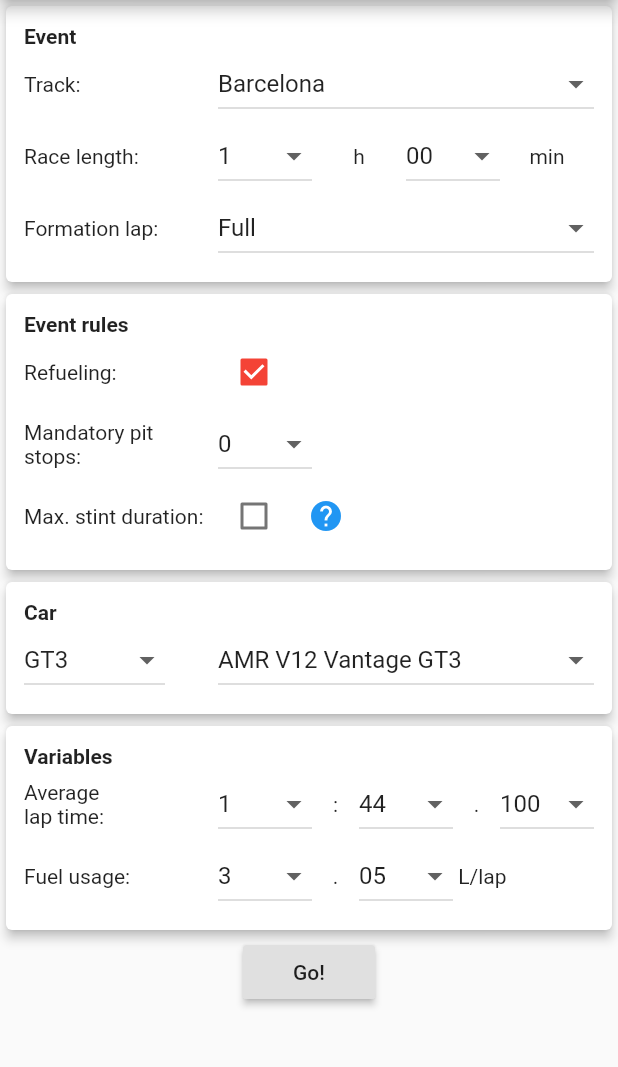
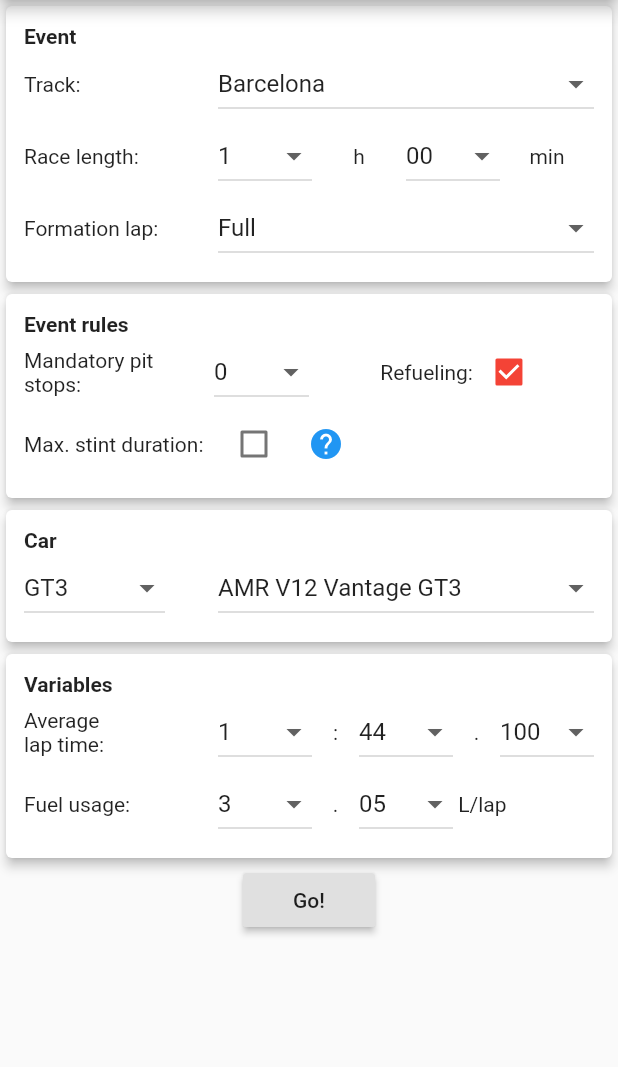
Before and after one commit to sylvainvillet/acc_race_strategy, a Flutter app: the screen it shows after launch, after a tap on "Barcelona", on a phone screen of 412 x 824 dp, the part 84-1151 px from its top. Run offline on Flutter 3.47's test engine with Material 2 defaults, Android fonts, the phone set to English and light mode, and no system bars; our stand-ins replace package_info, shared_preferences, theme_provider.

Commit message:
Moved Mandatory pit stop and refueling in the same line and added circular progress indicator during loading

```diff
--- a/lib/race_input.dart
+++ b/lib/race_input.dart
@@ -200,8 +200,8 @@ class RaceInputState extends State<RaceInput> {
 
   @override
   Widget build(BuildContext context) {
-    return _settingsLoaded
-        ? SingleChildScrollView(
+    if (_settingsLoaded) {
+      return SingleChildScrollView(
         child: Form(
           child: Column(
             mainAxisAlignment: MainAxisAlignment.start,
@@ -220,8 +220,13 @@ class RaceInputState extends State<RaceInput> {
                 'Event rules',
                 Column(
                   children: [
-                        refuelingAllowedRow(),
-                        mandatoryPitStopRow(),
+                    Row(
+                      children: [
+                        Expanded(flex: 4, child: mandatoryPitStopRow()),
+                        Spacer(),
+                        Expanded(flex: 3, child: refuelingAllowedRow()),
+                      ],
+                    ),
                     maxStintDurationRow(),
                   ],
                 ),
@@ -267,8 +272,10 @@ class RaceInputState extends State<RaceInput> {
             ],
           ),
         ),
-          )
-        : Center(child: CircularProgressIndicator());
+      );
+    } else {
+      return Center(child: CircularProgressIndicator());
+    }
   }
 
   Widget _buildCard(String title, Widget child) {
@@ -489,10 +496,8 @@ class RaceInputState extends State<RaceInput> {
   }
 
   Widget refuelingAllowedRow() {
-    return buildRowTextAndWidget(
-      "Refueling:",
-      Row(
-        children: <Widget>[
+    return Row(children: [
+      Text("Refueling:"),
       Checkbox(
         value: _race.refuelingAllowed,
         onChanged: (bool value) {
@@ -501,16 +506,13 @@ class RaceInputState extends State<RaceInput> {
           });
         },
       ),
-        ],
-      ),
-    );
+    ]);
   }
 
   Widget mandatoryPitStopRow() {
-    return buildRowTextAndWidget(
-        "Mandatory pit stops:",
-        Row(
-          children: <Widget>[
+    return Row(
+      children: [
+        Expanded(flex: 2, child: Text("Mandatory pit stops:")),
         Expanded(
           child: DropdownButton(
             value: _race.mandatoryPitStops,
@@ -519,9 +521,8 @@ class RaceInputState extends State<RaceInput> {
             isExpanded: true,
           ),
         ),
-            Spacer(flex: 3),
       ],
-        ));
+    );
   }
 
   Widget maxStintDurationRow() {
@@ -540,7 +541,10 @@ class RaceInputState extends State<RaceInput> {
                 },
               ),
               IconButton(
-                icon: Icon(Icons.help, color: Colors.blue,),
+                icon: Icon(
+                  Icons.help,
+                  color: Colors.blue,
+                ),
                 onPressed: () {
                   showDialog(
                     context: context,
```
Lines whose indentation alone changed are shown as unchanged.
